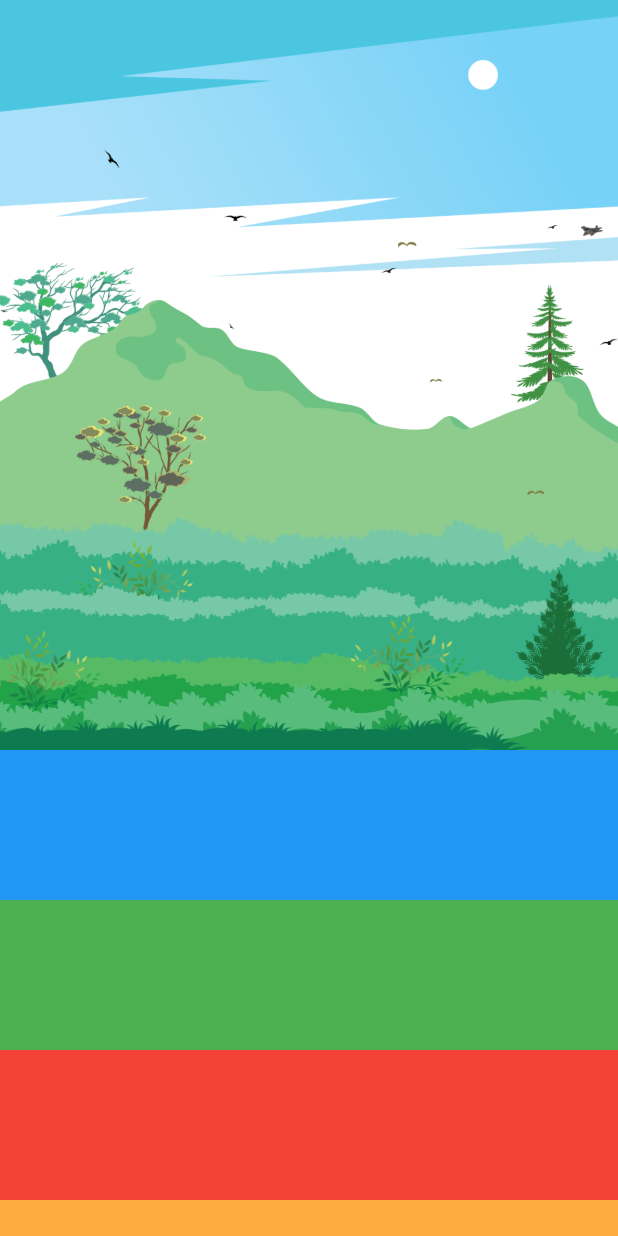
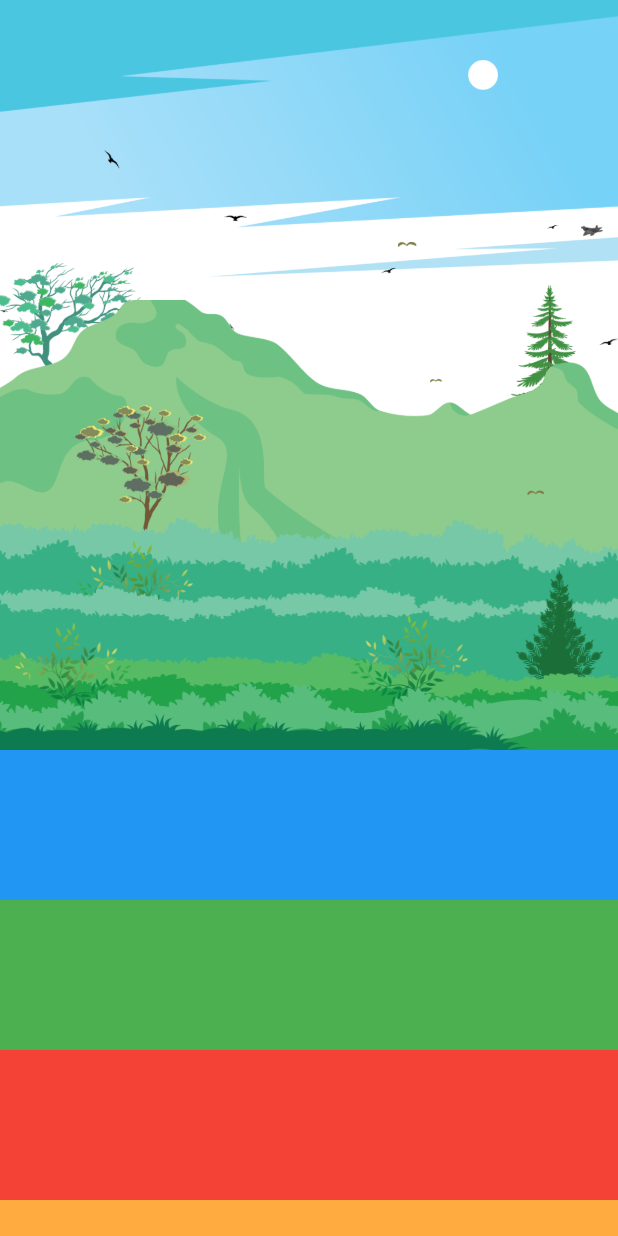
Before and after one commit to blackshadowsoftwareltd/RemonAhammad, a Flutter app: the screen it shows after launch, on a phone screen of 412 x 824 dp. Run offline on Flutter 3.47's test engine with Material 2 defaults, Android fonts, the phone set to English and light mode, and no system bars.

Commit message:
web> phone> portrait

```diff
--- a/lib/Android/portrait_components/skybackground/components.dart
+++ b/lib/Android/portrait_components/skybackground/components.dart
@@ -26,34 +26,40 @@ Widget tree3() => Container(
     child: Image.asset('assets/image/tree3.png', fit: BoxFit.fitHeight));
 Widget verySmallTreeR() => Container(
     height: 60,
-    child: Image.asset('assets/image/verySmallTreeR.png', fit: BoxFit.fitHeight));
+    child:
+        Image.asset('assets/image/verySmallTreeR.png', fit: BoxFit.fitHeight));
 Widget verySmallTree() => Container(
     height: 60,
-    child: Image.asset('assets/image/verySmallTree.png', fit: BoxFit.fitHeight));
+    child:
+        Image.asset('assets/image/verySmallTree.png', fit: BoxFit.fitHeight));
+
+///
 Widget mount() => Container(
-   width:  ScreenSize.pWidth!+20,
-    child: Image.asset('assets/image/mount.png', fit: BoxFit.fitWidth));
+    height: 180,
+    width: ScreenSize.pWidth! + 20,
+    child: Image.asset('assets/image/mount.png', fit: BoxFit.cover));
 Widget birdDown() => Container(
-   height: 170,
+    height: 170,
     child: Image.asset('assets/image/birdDown.png', fit: BoxFit.fitHeight));
 Widget birdRight() => Container(
-   height: 120,
+    height: 120,
     child: Image.asset('assets/image/birdRight.png', fit: BoxFit.fitHeight));
 Widget birdLeft() => Container(
-   height: 80,
+    height: 80,
     child: Image.asset('assets/image/birdLeft.png', fit: BoxFit.fitHeight));
 Widget extraLargeTree() => Container(
-   height: 80,
-    child: Image.asset('assets/image/extraLargeTree.png', fit: BoxFit.fitHeight));
+    height: 80,
+    child:
+        Image.asset('assets/image/extraLargeTree.png', fit: BoxFit.fitHeight));
 Widget bigTree2() => Container(
-   height:100,
+    height: 100,
     child: Image.asset('assets/image/bigTree2.png', fit: BoxFit.fitHeight));
 Widget tree1() => Container(
-   height:90,
+    height: 90,
     child: Image.asset('assets/image/tree1.png', fit: BoxFit.fitHeight));
 Widget f22(w) => Container(
-  width:w ,
+    width: w,
     child: Image.asset('assets/image/f22.png', fit: BoxFit.fitHeight));
 Widget moon() => Container(
-  width:20 ,
+    width: 20,
     child: Image.asset('assets/image/moon.png', fit: BoxFit.fitHeight));
--- a/lib/Android/portrait_components/skybackground/portait_skybackground.dart
+++ b/lib/Android/portrait_components/skybackground/portait_skybackground.dart
@@ -10,7 +10,8 @@ class PortraitSkyBackground extends StatelessWidget {
   @override
   Widget build(BuildContext context) {
     value = context.watch<OrientationScrollProvider>().portScroll;
-    double top=value!<150?0:value!-150,right=value!<150?0:value!-150;
+    double top = value! < 150 ? 0 : value! - 150,
+        right = value! < 150 ? 0 : value! - 150;
     return Container(
       height: 505,
       width: ScreenSize.pWidth,
@@ -20,30 +21,33 @@ class PortraitSkyBackground extends StatelessWidget {
           Positioned(top: -value! * 0.02, child: sky()),
 
           /// moon
-          Positioned(
-              top: top*.4 + 40, right:right*.5+ 80, child: moon()),
+          Positioned(top: top * .4 + 40, right: right * .5 + 80, child: moon()),
+
           /// bird
           Positioned(
               top: value! * .20 + 100, left: value! * .9, child: birdRight()),
+
           /// f22
           Positioned(
-              top:  150-value!*.45, right: 10+value!, child: f22(15+value!*.2)),
+              top: 150 - value! * .45,
+              right: 10 + value!,
+              child: f22(15 + value! * .2)),
           Positioned(
               top: value! * .20 + 150, right: value! * .5, child: birdLeft()),
 
           /// tree
           Positioned(
               top: -value! * .40 + 175, left: -5, child: extraLargeTree()),
+
           /// tree
-          Positioned(
-              top: -value! * .40 + 190, right: 20, child: tree1()),
+          Positioned(top: -value! * .40 + 190, right: 20, child: tree1()),
 
           /// mount
           Positioned(
               top: -value! * .50 + 200, left: -2, right: -2, child: mount()),
 
           /// tree
-          Positioned(top: -value! * .55 + 270, left:50, child: bigTree2()),
+          Positioned(top: -value! * .55 + 270, left: 50, child: bigTree2()),
 
           /// bird
           Positioned(
@@ -68,11 +72,9 @@ class PortraitSkyBackground extends StatelessWidget {
               left: -value! * .2 - 5,
               child: grass2()),
           Positioned(
-              top: -value! * .98 + 420,
-              left: -value! * .5 - 10,
-              child: verySmallTreeR()),
+              top: -value! * .92 + 415, left: 10, child: verySmallTreeR()),
           Positioned(
-              top: -value! * .92 + 410, right: 100, child: verySmallTreeR()),
+              top: -value! * .92 + 410, right: 100, child: verySmallTree()),
           Positioned(
               top: -value! * .98 + 460,
               right: -value! * .5 - 10,
--- a/lib/main.dart
+++ b/lib/main.dart
@@ -10,14 +10,11 @@ void main() => runApp(MaterialApp(home: Home()));
 class Home extends StatelessWidget {
   @override
   Widget build(BuildContext context) {
-    return MultiProvider(
-      providers: [
-        ChangeNotifierProvider<ServicesProvider>(
-            create: (_) => ServicesProvider()),
-        ChangeNotifierProvider<OrientationScrollProvider>(
-            create: (_) => OrientationScrollProvider()),
-      ],
-      child: Wrapper(),
-    );
+    return MultiProvider(providers: [
+      ChangeNotifierProvider<ServicesProvider>(
+          create: (_) => ServicesProvider()),
+      ChangeNotifierProvider<OrientationScrollProvider>(
+          create: (_) => OrientationScrollProvider())
+    ], child: Wrapper());
   }
 }
```
Also changed, not shown: lib/Web/desktop/desktopScreen.dart (added, +8 -0 lines), lib/Web/home_screen.dart (+19 -5 lines), lib/services/platform_services.dart (added, +38 -0 lines), assets/image/mount.png, assets/image/mountweb.png (added), assets/image/skyweb.png (added), pubspec.yaml (line endings or trailing spaces).
